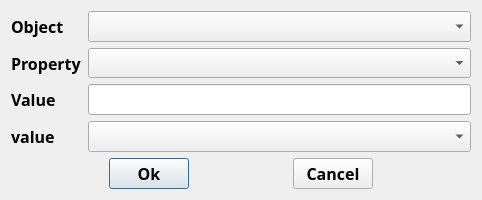
First picture: the form in events/EventSettingWidgeet.ui, repository CURTLab/LVGLBuilder, before the edit.
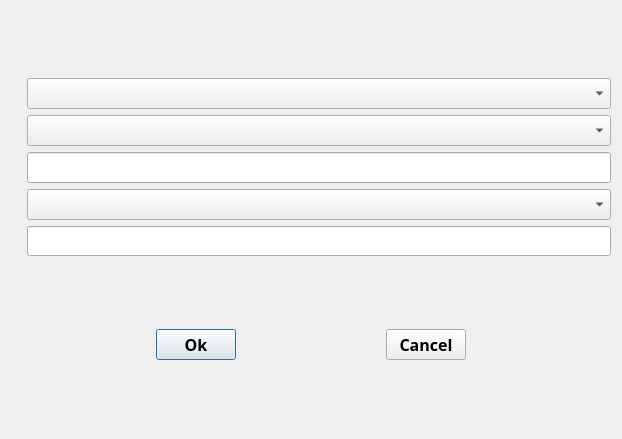
Second picture: the form after the edit.

Commit message: Continue to improve the event function

Diff of the .ui file:
```diff
--- a/events/EventSettingWidgeet.ui
+++ b/events/EventSettingWidgeet.ui
@@ -6,8 +6,8 @@
    <rect>
     <x>0</x>
     <y>0</y>
-    <width>482</width>
-    <height>200</height>
+    <width>622</width>
+    <height>439</height>
    </rect>
   </property>
   <property name="minimumSize">
@@ -47,7 +47,7 @@
         </font>
        </property>
        <property name="text">
-        <string>Object</string>
+        <string/>
        </property>
       </widget>
      </item>
@@ -86,7 +86,7 @@
         </font>
        </property>
        <property name="text">
-        <string>Property</string>
+        <string/>
        </property>
       </widget>
      </item>
@@ -125,7 +125,7 @@
         </font>
        </property>
        <property name="text">
-        <string>Value</string>
+        <string/>
        </property>
       </widget>
      </item>
@@ -158,7 +158,7 @@
         </font>
        </property>
        <property name="text">
-        <string>value</string>
+        <string/>
        </property>
       </widget>
      </item>
@@ -180,6 +180,29 @@
        </property>
       </widget>
      </item>
+     <item row="4" column="0">
+      <widget class="QLabel" name="value3lab">
+       <property name="minimumSize">
+        <size>
+         <width>0</width>
+         <height>30</height>
+        </size>
+       </property>
+       <property name="text">
+        <string/>
+       </property>
+      </widget>
+     </item>
+     <item row="4" column="1">
+      <widget class="QLineEdit" name="value3edit">
+       <property name="minimumSize">
+        <size>
+         <width>0</width>
+         <height>30</height>
+        </size>
+       </property>
+      </widget>
+     </item>
     </layout>
    </item>
    <item row="1" column="0">
```
The commit also changes 11 other files.
